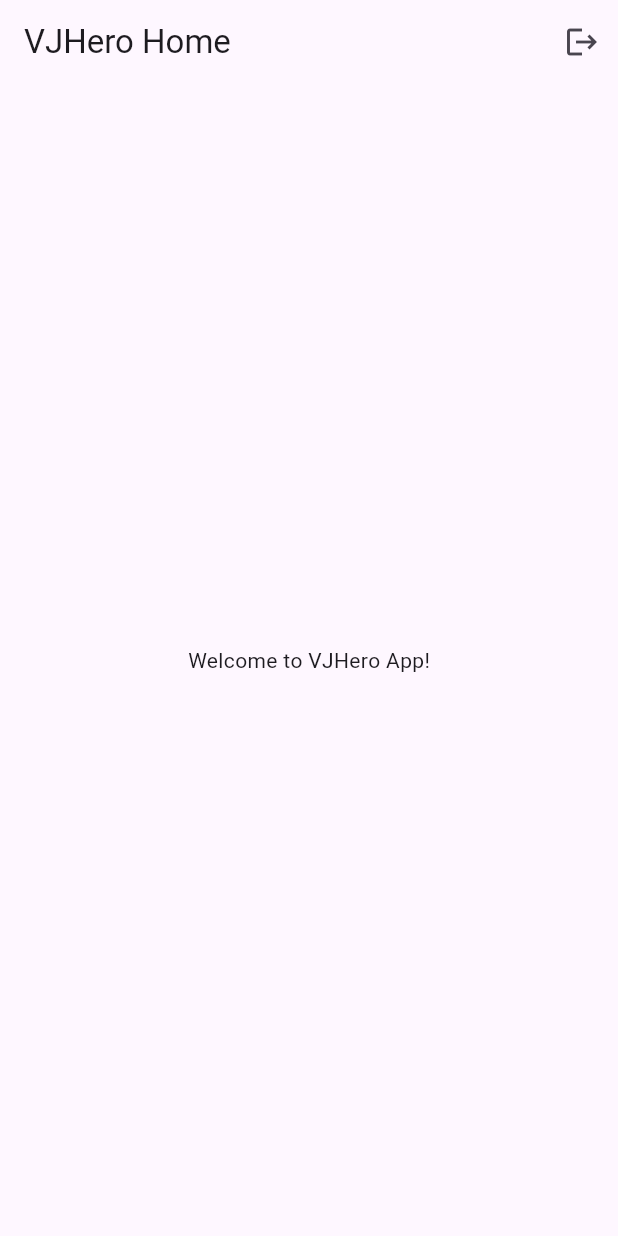
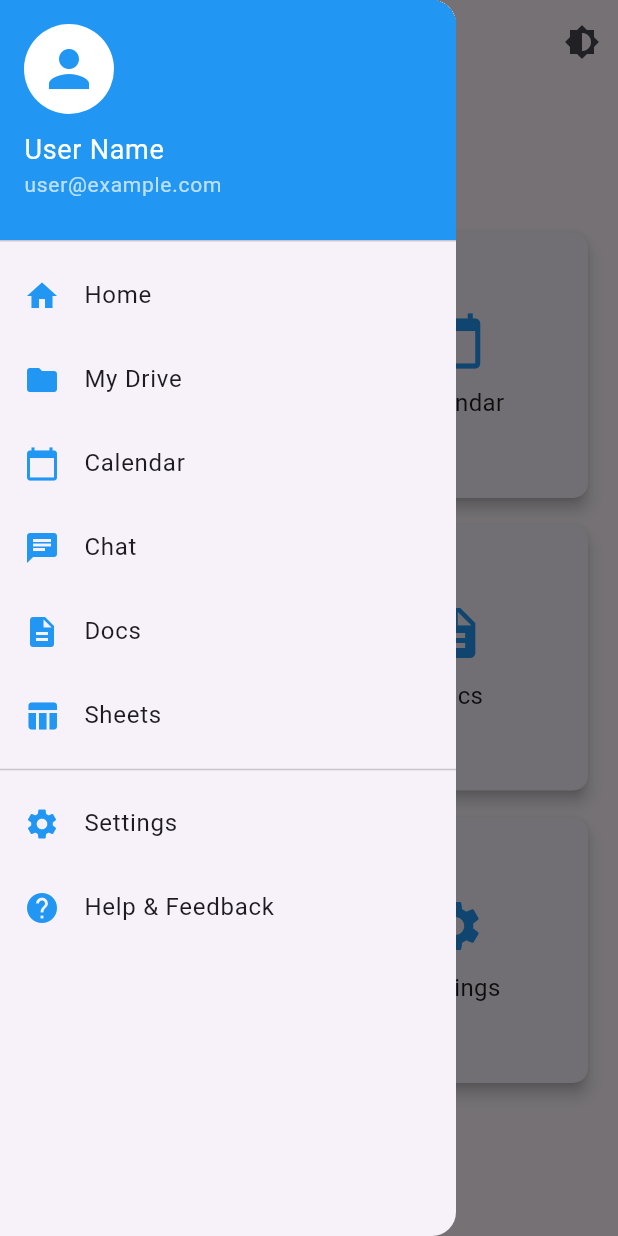
Before and after one commit to akhil-varsh/vjhero, a Flutter app: the HomePage screen opened directly, with the side drawer open (before the commit the screen has no drawer), on a phone screen of 412 x 824 dp. Run offline on Flutter 3.47's test engine with Material 3 defaults, Android fonts, the phone set to English and light mode, and no system bars; our stand-ins replace firebase_auth; accounts and stored records are empty.

Commit message:
new: sidebar

```diff
--- /dev/null
+++ b/lib/pages/home_page.dart
@@ -0,0 +1,70 @@
+import 'package:flutter/material.dart';
+import 'widgets/sidebar.dart';
+
+class HomePage extends StatelessWidget {
+  @override
+  Widget build(BuildContext context) {
+    return Scaffold(
+      appBar: AppBar(
+        title: Text('VJHero Home'),
+        actions: [
+          IconButton(
+            icon: Icon(Icons.brightness_6),
+            onPressed: () {
+              // Implement theme switching
+            },
+          ),
+        ],
+      ),
+      drawer: Sidebar(),
+      body: Padding(
+        padding: EdgeInsets.all(16.0),
+        child: Column(
+          crossAxisAlignment: CrossAxisAlignment.start,
+          children: [
+            Text(
+              'Welcome, User!',
+              style: TextStyle(fontSize: 20, fontWeight: FontWeight.bold),
+            ),
+            SizedBox(height: 10),
+            Text('Explore your workspace below:'),
+            SizedBox(height: 20),
+            Expanded(
+              child: GridView.count(
+                crossAxisCount: 2,
+                crossAxisSpacing: 10,
+                mainAxisSpacing: 10,
+                children: [
+                  _buildFeatureCard(Icons.folder, 'My Drive'),
+                  _buildFeatureCard(Icons.calendar_today, 'Calendar'),
+                  _buildFeatureCard(Icons.chat, 'Chat'),
+                  _buildFeatureCard(Icons.description, 'Docs'),
+                  _buildFeatureCard(Icons.table_chart, 'Sheets'),
+                  _buildFeatureCard(Icons.settings, 'Settings'),
+                ],
+              ),
+            ),
+          ],
+        ),
+      ),
+    );
+  }
+
+  Widget _buildFeatureCard(IconData icon, String title) {
+    return Card(
+      elevation: 4,
+      shape: RoundedRectangleBorder(borderRadius: BorderRadius.circular(10)),
+      child: InkWell(
+        onTap: () {}, // Add navigation logic
+        child: Column(
+          mainAxisAlignment: MainAxisAlignment.center,
+          children: [
+            Icon(icon, size: 40, color: Colors.blue),
+            SizedBox(height: 10),
+            Text(title, style: TextStyle(fontSize: 16)),
+          ],
+        ),
+      ),
+    );
+  }
+}
--- a/lib/pages/login_page.dart
+++ b/lib/pages/login_page.dart
@@ -1,4 +1,6 @@
 import 'package:flutter/material.dart';
+import 'package:vjhero/pages/home_page.dart'; // Ensure this path is correct
+import 'package:vjhero/pages/signup_page.dart'; // Import the Sign Up page
 
 class LoginPage extends StatefulWidget {
   @override
@@ -25,7 +27,7 @@ class _LoginPageState extends State<LoginPage> {
 
     if (_emailController.text.trim() == _validEmail &&
         _passwordController.text.trim() == _validPassword) {
-      // Navigate to home page after successful login
+      // Navigate to HomePage after successful login
       Navigator.pushReplacement(
         context,
         MaterialPageRoute(builder: (context) => HomePage()),
@@ -105,7 +107,11 @@ class _LoginPageState extends State<LoginPage> {
                     SizedBox(height: 16),
                     TextButton(
                       onPressed: () {
-                        // Navigate to registration page
+                        // Navigate to Sign Up page
+                        Navigator.push(
+                          context,
+                          MaterialPageRoute(builder: (context) => SignupScreen()),
+                        );
                       },
                       child: Text('Don\'t have an account? Sign up'),
                     ),
@@ -119,30 +125,3 @@ class _LoginPageState extends State<LoginPage> {
     );
   }
 }
-
-// Placeholder for the home page after login
-class HomePage extends StatelessWidget {
-  @override
-  Widget build(BuildContext context) {
-    return Scaffold(
-      appBar: AppBar(
-        title: Text('VJHero Home'),
-        actions: [
-          IconButton(
-            icon: Icon(Icons.logout),
-            onPressed: () {
-              // Navigate back to login page on logout
-              Navigator.pushReplacement(
-                context,
-                MaterialPageRoute(builder: (context) => LoginPage()),
-              );
-            },
-          ),
-        ],
-      ),
-      body: Center(
-        child: Text('Welcome to VJHero App!'),
-      ),
-    );
-  }
-}
--- /dev/null
+++ b/lib/pages/widgets/sidebar.dart
@@ -0,0 +1,58 @@
+import 'package:flutter/material.dart';
+
+class Sidebar extends StatelessWidget {
+  @override
+  Widget build(BuildContext context) {
+    return Drawer(
+      child: ListView(
+        padding: EdgeInsets.zero,
+        children: [
+          DrawerHeader(
+            decoration: BoxDecoration(
+              color: Colors.blue,
+            ),
+            child: Column(
+              crossAxisAlignment: CrossAxisAlignment.start,
+              children: [
+                CircleAvatar(
+                  radius: 30,
+                  backgroundColor: Colors.white,
+                  child: Icon(Icons.person, size: 40, color: Colors.blue),
+                ),
+                SizedBox(height: 10),
+                Text(
+                  'User Name',
+                  style: TextStyle(color: Colors.white, fontSize: 18),
+                ),
+                Text(
+                  'user@example.com',
+                  style: TextStyle(color: Colors.white70, fontSize: 14),
+                ),
+              ],
+            ),
+          ),
+          _buildDrawerItem(Icons.home, 'Home', context, '/home'),
+          _buildDrawerItem(Icons.folder, 'My Drive', context, '/drive'),
+          _buildDrawerItem(Icons.calendar_today, 'Calendar', context, '/calendar'),
+          _buildDrawerItem(Icons.chat, 'Chat', context, '/chat'),
+          _buildDrawerItem(Icons.description, 'Docs', context, '/docs'),
+          _buildDrawerItem(Icons.table_chart, 'Sheets', context, '/sheets'),
+          Divider(),
+          _buildDrawerItem(Icons.settings, 'Settings', context, '/settings'),
+          _buildDrawerItem(Icons.help, 'Help & Feedback', context, '/help'),
+        ],
+      ),
+    );
+  }
+
+  Widget _buildDrawerItem(IconData icon, String title, BuildContext context, String route) {
+    return ListTile(
+      leading: Icon(icon, color: Colors.blue),
+      title: Text(title),
+      onTap: () {
+        Navigator.pop(context); // Close drawer before navigation
+        Navigator.pushNamed(context, route);
+      },
+    );
+  }
+}
```
Also changed, not shown: lib/pages/signup_page.dart (added, +87 -0 lines).
